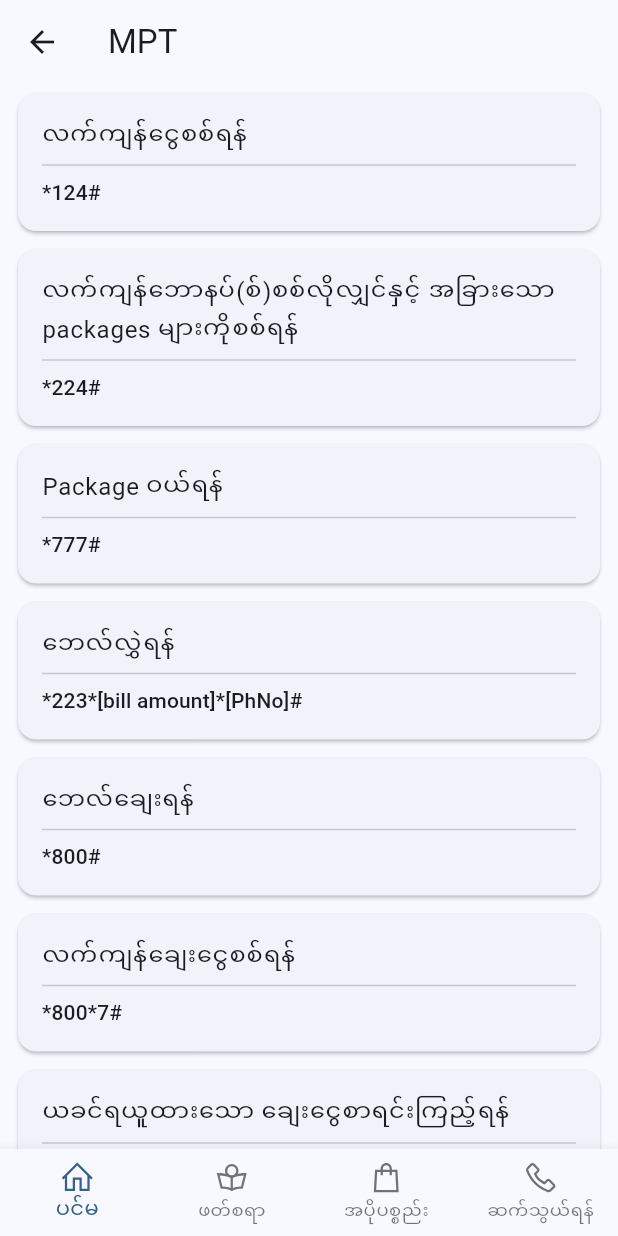
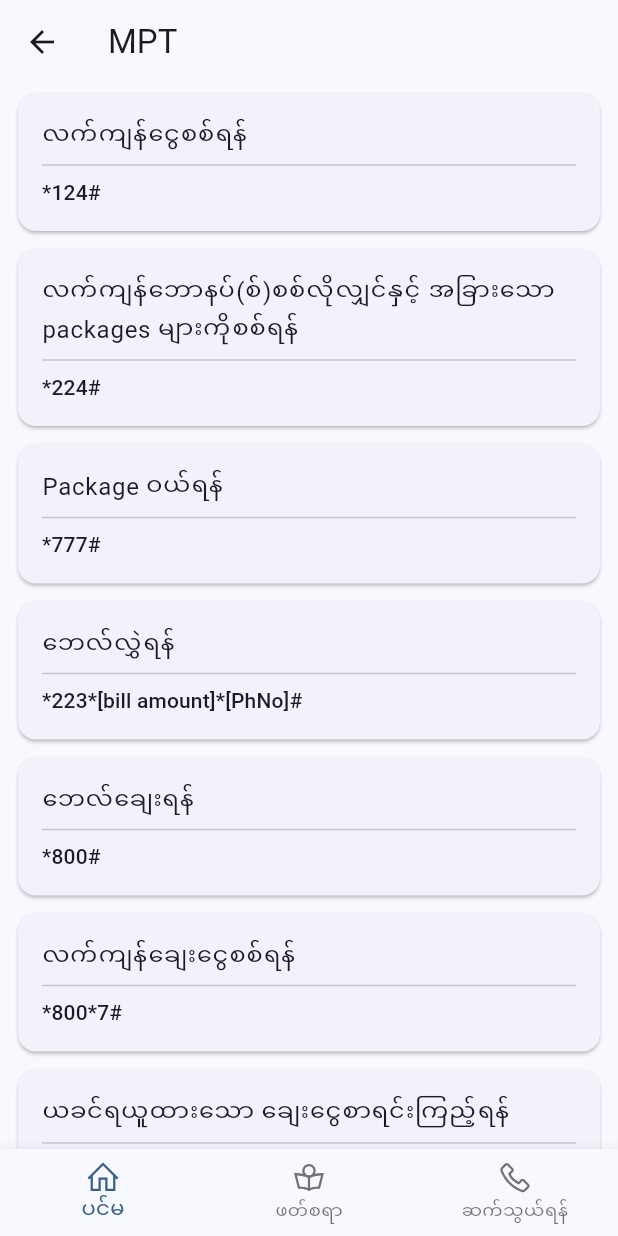
Before and after one commit to clickernux/phone_repair_service_199, a Flutter app: the screen it shows after launch, after a tap on "MPT", on a phone screen of 412 x 824 dp. Run offline on Flutter 3.47's test engine with Material 3 defaults, Android fonts, the phone set to English and light mode, and no system bars; our stand-ins replace cached_network_image, cloud_firestore, connectivity_plus, firebase_auth, firebase_core, flutter_dotenv and 8 more; missing offline and left inert: workmanager; accounts and stored records are empty; statements that could not run were skipped.

Commit message:
Removed accessory page for temp.

```diff
--- a/lib/scaffold_with_navbar.dart
+++ b/lib/scaffold_with_navbar.dart
@@ -28,10 +28,10 @@ class ScaffoldWithNavBar extends StatelessWidget {
           icon: Icon(LineIcons.bookReader),
           label: 'ဖတ်စရာ',
         ),
-        BottomNavigationBarItem(
-          icon: Icon(LineIcons.shoppingBag),
-          label: 'အပိုပစ္စည်း',
-        ),
+        // BottomNavigationBarItem(
+        //   icon: Icon(LineIcons.shoppingBag),
+        //   label: 'အပိုပစ္စည်း',
+        // ),
         BottomNavigationBarItem(
           icon: Icon(LineIcons.phone),
           label: 'ဆက်သွယ်ရန်',
@@ -46,10 +46,10 @@ class ScaffoldWithNavBar extends StatelessWidget {
       return 0;
     } else if (location.startsWith('/blog')) {
       return 1;
-    } else if (location.startsWith('/accessories')) {
+      // } else if (location.startsWith('/accessories')) {
+      //   return 2;
+    } else if (location.startsWith('/about')) {
       return 2;
-    } else if (location.startsWith('/about')) {
-      return 3;
     } else {
       return 0;
     }
@@ -63,10 +63,10 @@ class ScaffoldWithNavBar extends StatelessWidget {
       case 1:
         context.goNamed('blog');
         break;
+      // case 2:
+      //   context.goNamed('accessories');
+      //   break;
       case 2:
-        context.goNamed('accessories');
-        break;
-      case 3:
         context.goNamed('about');
         break;
       default:
```
